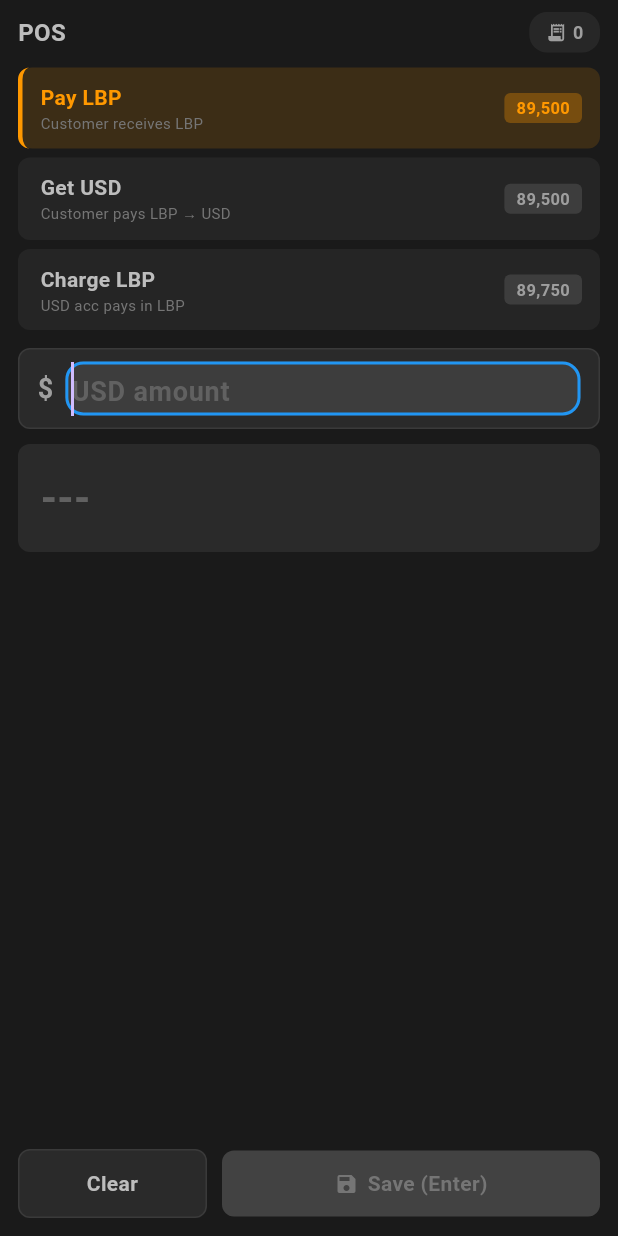
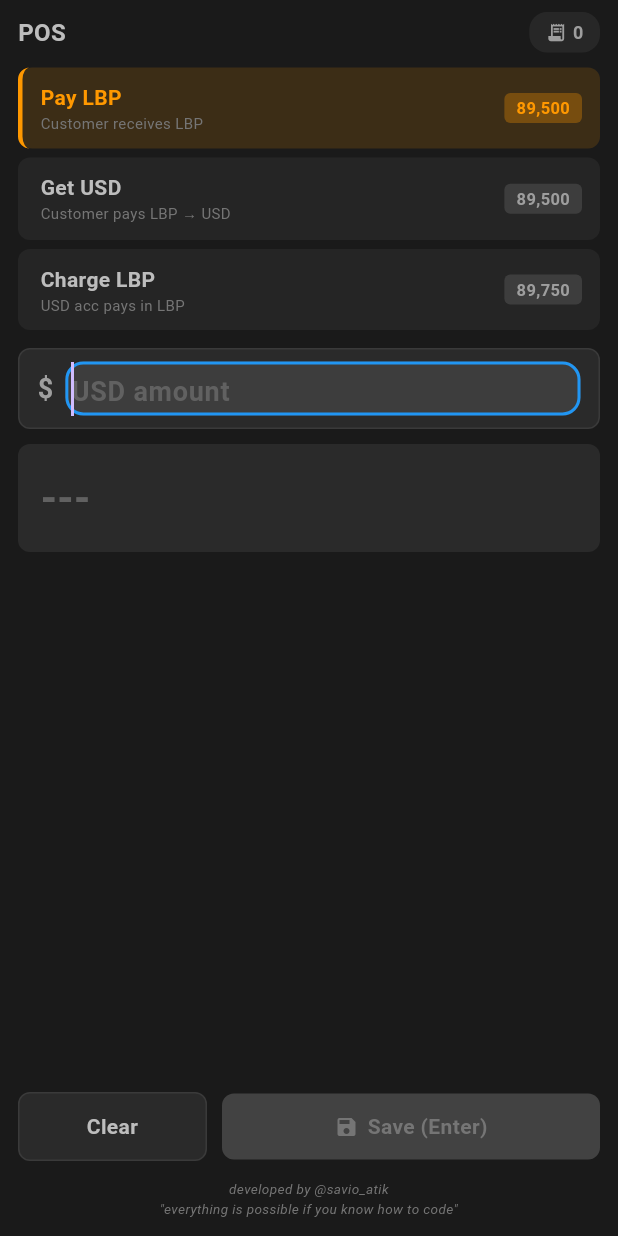
Before and after one commit to SivixAsSavio/pos-calculator, a Flutter app: the screen it shows after launch, on a phone screen of 412 x 824 dp. Run offline on Flutter 3.47's test engine with Material 3 defaults, Android fonts, the phone set to English and light mode, and no system bars; our stand-ins replace shared_preferences.

Commit message:
Add developer credit and set compact window size

```diff
--- a/lib/screens/home_screen.dart
+++ b/lib/screens/home_screen.dart
@@ -395,6 +395,21 @@ class _HomeScreenState extends State<HomeScreen> {
                   ),
                 ],
               ),
+
+              const SizedBox(height: 12),
+
+              // Developer Credit
+              Center(
+                child: Text(
+                  'developed by @savio_atik\n"everything is possible if you know how to code"',
+                  textAlign: TextAlign.center,
+                  style: TextStyle(
+                    fontSize: 9,
+                    color: Colors.grey[600],
+                    fontStyle: FontStyle.italic,
+                  ),
+                ),
+              ),
             ],
           ),
         ),
```
Also changed, not shown: 1 other file.
